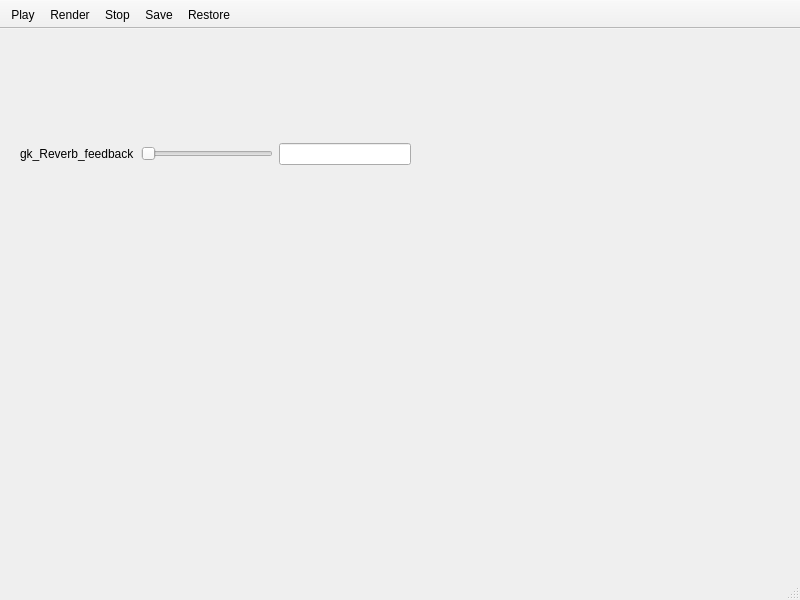
Qt form playpen/examples/sierpinski/sierpinski_csound_qt.ui (gogins/csound-extended) before a commit.
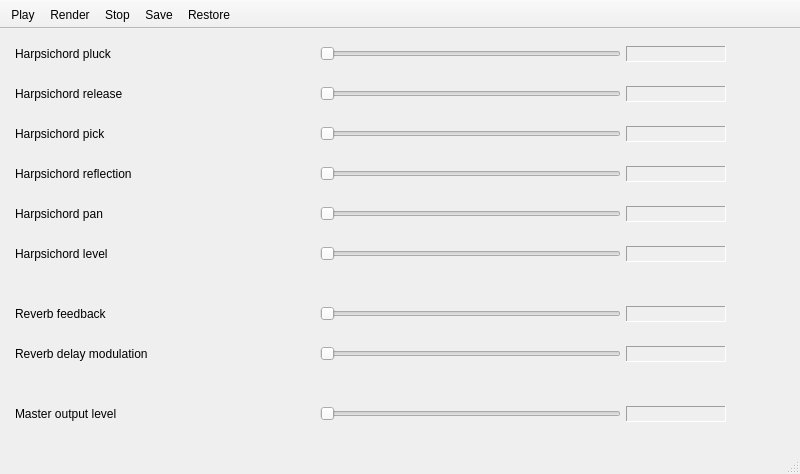
The same form after that commit.

Patch:
```diff
--- a/playpen/examples/sierpinski/sierpinski_csound_qt.ui
+++ b/playpen/examples/sierpinski/sierpinski_csound_qt.ui
@@ -7,7 +7,7 @@
     <x>0</x>
     <y>0</y>
     <width>800</width>
-    <height>600</height>
+    <height>474</height>
    </rect>
   </property>
   <property name="windowTitle">
@@ -17,13 +17,47 @@
    <widget class="QWidget" name="gridLayoutWidget">
     <property name="geometry">
      <rect>
-      <x>20</x>
-      <y>10</y>
-      <width>391</width>
-      <height>231</height>
+      <x>10</x>
+      <y>270</y>
+      <width>721</width>
+      <height>31</height>
      </rect>
     </property>
     <layout class="QGridLayout" name="gridLayout">
+     <property name="leftMargin">
+      <number>5</number>
+     </property>
+     <property name="topMargin">
+      <number>5</number>
+     </property>
+     <property name="rightMargin">
+      <number>5</number>
+     </property>
+     <property name="bottomMargin">
+      <number>5</number>
+     </property>
+     <property name="spacing">
+      <number>5</number>
+     </property>
+     <item row="0" column="2">
+      <widget class="QLabel" name="gk_Reverb_feedback_value">
+       <property name="minimumSize">
+        <size>
+         <width>100</width>
+         <height>0</height>
+        </size>
+       </property>
+       <property name="frameShape">
+        <enum>QFrame::Panel</enum>
+       </property>
+       <property name="frameShadow">
+        <enum>QFrame::Sunken</enum>
+       </property>
+       <property name="text">
+        <string/>
+       </property>
+      </widget>
+     </item>
      <item row="0" column="1">
       <widget class="QSlider" name="gk_Reverb_feedback">
        <property name="toolTip">
@@ -39,13 +73,592 @@
      </item>
      <item row="0" column="0">
       <widget class="QLabel" name="label">
+       <property name="minimumSize">
+        <size>
+         <width>300</width>
+         <height>0</height>
+        </size>
+       </property>
        <property name="text">
-        <string>gk_Reverb_feedback</string>
+        <string>Reverb feedback</string>
        </property>
       </widget>
      </item>
+    </layout>
+   </widget>
+   <widget class="QWidget" name="gridLayoutWidget_2">
+    <property name="geometry">
+     <rect>
+      <x>10</x>
+      <y>370</y>
+      <width>721</width>
+      <height>31</height>
+     </rect>
+    </property>
+    <layout class="QGridLayout" name="gridLayout_2">
+     <property name="leftMargin">
+      <number>5</number>
+     </property>
+     <property name="topMargin">
+      <number>5</number>
+     </property>
+     <property name="rightMargin">
+      <number>5</number>
+     </property>
+     <property name="bottomMargin">
+      <number>5</number>
+     </property>
+     <property name="spacing">
+      <number>5</number>
+     </property>
      <item row="0" column="2">
-      <widget class="QLineEdit" name="gk_Reverb_feedback_value"/>
+      <widget class="QLabel" name="gk_MasterOutput_level_value">
+       <property name="minimumSize">
+        <size>
+         <width>100</width>
+         <height>0</height>
+        </size>
+       </property>
+       <property name="frameShape">
+        <enum>QFrame::Panel</enum>
+       </property>
+       <property name="frameShadow">
+        <enum>QFrame::Sunken</enum>
+       </property>
+       <property name="text">
+        <string/>
+       </property>
+      </widget>
+     </item>
+     <item row="0" column="1">
+      <widget class="QSlider" name="gk_MasterOutput_level">
+       <property name="toolTip">
+        <string extracomment="csound"/>
+       </property>
+       <property name="maximum">
+        <number>100</number>
+       </property>
+       <property name="orientation">
+        <enum>Qt::Horizontal</enum>
+       </property>
+      </widget>
+     </item>
+     <item row="0" column="0">
+      <widget class="QLabel" name="label_2">
+       <property name="minimumSize">
+        <size>
+         <width>300</width>
+         <height>0</height>
+        </size>
+       </property>
+       <property name="text">
+        <string>Master output level</string>
+       </property>
+      </widget>
+     </item>
+    </layout>
+   </widget>
+   <widget class="QWidget" name="gridLayoutWidget_3">
+    <property name="geometry">
+     <rect>
+      <x>10</x>
+      <y>310</y>
+      <width>721</width>
+      <height>31</height>
+     </rect>
+    </property>
+    <layout class="QGridLayout" name="gridLayout_3">
+     <property name="leftMargin">
+      <number>5</number>
+     </property>
+     <property name="topMargin">
+      <number>5</number>
+     </property>
+     <property name="rightMargin">
+      <number>5</number>
+     </property>
+     <property name="bottomMargin">
+      <number>5</number>
+     </property>
+     <property name="spacing">
+      <number>5</number>
+     </property>
+     <item row="0" column="1">
+      <widget class="QSlider" name="gk_Reverb_delay_modulation">
+       <property name="toolTip">
+        <string extracomment="csound"/>
+       </property>
+       <property name="maximum">
+        <number>100</number>
+       </property>
+       <property name="orientation">
+        <enum>Qt::Horizontal</enum>
+       </property>
+      </widget>
+     </item>
+     <item row="0" column="2">
+      <widget class="QLabel" name="gk_Reverb_delay_modulation_value">
+       <property name="minimumSize">
+        <size>
+         <width>100</width>
+         <height>0</height>
+        </size>
+       </property>
+       <property name="frameShape">
+        <enum>QFrame::Panel</enum>
+       </property>
+       <property name="frameShadow">
+        <enum>QFrame::Sunken</enum>
+       </property>
+       <property name="text">
+        <string/>
+       </property>
+      </widget>
+     </item>
+     <item row="0" column="0">
+      <widget class="QLabel" name="label_3">
+       <property name="minimumSize">
+        <size>
+         <width>300</width>
+         <height>0</height>
+        </size>
+       </property>
+       <property name="text">
+        <string>Reverb delay modulation</string>
+       </property>
+      </widget>
+     </item>
+    </layout>
+   </widget>
+   <widget class="QWidget" name="gridLayoutWidget_4">
+    <property name="geometry">
+     <rect>
+      <x>10</x>
+      <y>10</y>
+      <width>721</width>
+      <height>31</height>
+     </rect>
+    </property>
+    <layout class="QGridLayout" name="gridLayout_4">
+     <property name="leftMargin">
+      <number>5</number>
+     </property>
+     <property name="topMargin">
+      <number>5</number>
+     </property>
+     <property name="rightMargin">
+      <number>5</number>
+     </property>
+     <property name="bottomMargin">
+      <number>5</number>
+     </property>
+     <property name="spacing">
+      <number>5</number>
+     </property>
+     <item row="0" column="2">
+      <widget class="QLabel" name="gk_Harpsichord_pluck_value">
+       <property name="minimumSize">
+        <size>
+         <width>100</width>
+         <height>0</height>
+        </size>
+       </property>
+       <property name="frameShape">
+        <enum>QFrame::Panel</enum>
+       </property>
+       <property name="frameShadow">
+        <enum>QFrame::Sunken</enum>
+       </property>
+       <property name="text">
+        <string/>
+       </property>
+      </widget>
+     </item>
+     <item row="0" column="1">
+      <widget class="QSlider" name="gk_Harpsichord_pluck">
+       <property name="toolTip">
+        <string extracomment="csound"/>
+       </property>
+       <property name="maximum">
+        <number>100</number>
+       </property>
+       <property name="orientation">
+        <enum>Qt::Horizontal</enum>
+       </property>
+      </widget>
+     </item>
+     <item row="0" column="0">
+      <widget class="QLabel" name="label_4">
+       <property name="minimumSize">
+        <size>
+         <width>300</width>
+         <height>0</height>
+        </size>
+       </property>
+       <property name="text">
+        <string>Harpsichord pluck</string>
+       </property>
+      </widget>
+     </item>
+    </layout>
+   </widget>
+   <widget class="QWidget" name="gridLayoutWidget_5">
+    <property name="geometry">
+     <rect>
+      <x>10</x>
+      <y>50</y>
+      <width>721</width>
+      <height>31</height>
+     </rect>
+    </property>
+    <layout class="QGridLayout" name="gridLayout_5">
+     <property name="leftMargin">
+      <number>5</number>
+     </property>
+     <property name="topMargin">
+      <number>5</number>
+     </property>
+     <property name="rightMargin">
+      <number>5</number>
+     </property>
+     <property name="bottomMargin">
+      <number>5</number>
+     </property>
+     <property name="spacing">
+      <number>5</number>
+     </property>
+     <item row="0" column="1">
+      <widget class="QSlider" name="gk_Harpsichord_release">
+       <property name="toolTip">
+        <string extracomment="csound"/>
+       </property>
+       <property name="maximum">
+        <number>100</number>
+       </property>
+       <property name="orientation">
+        <enum>Qt::Horizontal</enum>
+       </property>
+      </widget>
+     </item>
+     <item row="0" column="2">
+      <widget class="QLabel" name="gk_Harpsichord_release_value">
+       <property name="minimumSize">
+        <size>
+         <width>100</width>
+         <height>0</height>
+        </size>
+       </property>
+       <property name="frameShape">
+        <enum>QFrame::Panel</enum>
+       </property>
+       <property name="frameShadow">
+        <enum>QFrame::Sunken</enum>
+       </property>
+       <property name="text">
+        <string/>
+       </property>
+      </widget>
+     </item>
+     <item row="0" column="0">
+      <widget class="QLabel" name="label_5">
+       <property name="minimumSize">
+        <size>
+         <width>300</width>
+         <height>0</height>
+        </size>
+       </property>
+       <property name="text">
+        <string>Harpsichord release</string>
+       </property>
+      </widget>
+     </item>
+    </layout>
+   </widget>
+   <widget class="QWidget" name="gridLayoutWidget_6">
+    <property name="geometry">
+     <rect>
+      <x>10</x>
+      <y>170</y>
+      <width>721</width>
+      <height>31</height>
+     </rect>
+    </property>
+    <layout class="QGridLayout" name="gridLayout_6">
+     <property name="leftMargin">
+      <number>5</number>
+     </property>
+     <property name="topMargin">
+      <number>5</number>
+     </property>
+     <property name="rightMargin">
+      <number>5</number>
+     </property>
+     <property name="bottomMargin">
+      <number>5</number>
+     </property>
+     <property name="spacing">
+      <number>5</number>
+     </property>
+     <item row="0" column="2">
+      <widget class="QLabel" name="gk_Harpsichord_pan_value">
+       <property name="minimumSize">
+        <size>
+         <width>100</width>
+         <height>0</height>
+        </size>
+       </property>
+       <property name="frameShape">
+        <enum>QFrame::Panel</enum>
+       </property>
+       <property name="frameShadow">
+        <enum>QFrame::Sunken</enum>
+       </property>
+       <property name="text">
+        <string/>
+       </property>
+      </widget>
+     </item>
+     <item row="0" column="1">
+      <widget class="QSlider" name="gk_Harpsichord_pan">
+       <property name="toolTip">
+        <string extracomment="csound"/>
+       </property>
+       <property name="maximum">
+        <number>100</number>
+       </property>
+       <property name="orientation">
+        <enum>Qt::Horizontal</enum>
+       </property>
+      </widget>
+     </item>
+     <item row="0" column="0">
+      <widget class="QLabel" name="label_6">
+       <property name="minimumSize">
+        <size>
+         <width>300</width>
+         <height>0</height>
+        </size>
+       </property>
+       <property name="text">
+        <string>Harpsichord pan</string>
+       </property>
+      </widget>
+     </item>
+    </layout>
+   </widget>
+   <widget class="QWidget" name="gridLayoutWidget_7">
+    <property name="geometry">
+     <rect>
+      <x>10</x>
+      <y>210</y>
+      <width>721</width>
+      <height>31</height>
+     </rect>
+    </property>
+    <layout class="QGridLayout" name="gridLayout_7">
+     <property name="leftMargin">
+      <number>5</number>
+     </property>
+     <property name="topMargin">
+      <number>5</number>
+     </property>
+     <property name="rightMargin">
+      <number>5</number>
+     </property>
+     <property name="bottomMargin">
+      <number>5</number>
+     </property>
+     <property name="spacing">
+      <number>5</number>
+     </property>
+     <item row="0" column="1">
+      <widget class="QSlider" name="gk_Harpsichord_level">
+       <property name="toolTip">
+        <string extracomment="csound"/>
+       </property>
+       <property name="maximum">
+        <number>100</number>
+       </property>
+       <property name="orientation">
+        <enum>Qt::Horizontal</enum>
+       </property>
+      </widget>
+     </item>
+     <item row="0" column="2">
+      <widget class="QLabel" name="gk_Harpsichord_level_value">
+       <property name="minimumSize">
+        <size>
+         <width>100</width>
+         <height>0</height>
+        </size>
+       </property>
+       <property name="frameShape">
+        <enum>QFrame::Panel</enum>
+       </property>
+       <property name="frameShadow">
+        <enum>QFrame::Sunken</enum>
+       </property>
+       <property name="text">
+        <string/>
+       </property>
+      </widget>
+     </item>
+     <item row="0" column="0">
+      <widget class="QLabel" name="label_7">
+       <property name="minimumSize">
+        <size>
+         <width>300</width>
+         <height>0</height>
+        </size>
+       </property>
+       <property name="text">
+        <string>Harpsichord level</string>
+       </property>
+      </widget>
+     </item>
+    </layout>
+   </widget>
+   <widget class="QWidget" name="gridLayoutWidget_8">
+    <property name="geometry">
+     <rect>
+      <x>10</x>
+      <y>90</y>
+      <width>721</width>
+      <height>31</height>
+     </rect>
+    </property>
+    <layout class="QGridLayout" name="gridLayout_8">
+     <property name="leftMargin">
+      <number>5</number>
+     </property>
+     <property name="topMargin">
+      <number>5</number>
+     </property>
+     <property name="rightMargin">
+      <number>5</number>
+     </property>
+     <property name="bottomMargin">
+      <number>5</number>
+     </property>
+     <property name="spacing">
+      <number>5</number>
+     </property>
+     <item row="0" column="2">
+      <widget class="QLabel" name="gk_Harpsichord_pick_value">
+       <property name="minimumSize">
+        <size>
+         <width>100</width>
+         <height>0</height>
+        </size>
+       </property>
+       <property name="frameShape">
+        <enum>QFrame::Panel</enum>
+       </property>
+       <property name="frameShadow">
+        <enum>QFrame::Sunken</enum>
+       </property>
+       <property name="text">
+        <string/>
+       </property>
+      </widget>
+     </item>
+     <item row="0" column="1">
+      <widget class="QSlider" name="gk_Harpsichord_pick">
+       <property name="toolTip">
+        <string extracomment="csound"/>
+       </property>
+       <property name="maximum">
+        <number>100</number>
+       </property>
+       <property name="orientation">
+        <enum>Qt::Horizontal</enum>
+       </property>
+      </widget>
+     </item>
+     <item row="0" column="0">
+      <widget class="QLabel" name="label_8">
+       <property name="minimumSize">
+        <size>
+         <width>300</width>
+         <height>0</height>
+        </size>
+       </property>
+       <property name="text">
+        <string>Harpsichord pick</string>
+       </property>
+      </widget>
+     </item>
+    </layout>
+   </widget>
+   <widget class="QWidget" name="gridLayoutWidget_9">
+    <property name="geometry">
+     <rect>
+      <x>10</x>
+      <y>130</y>
+      <width>721</width>
+      <height>31</height>
+     </rect>
+    </property>
+    <layout class="QGridLayout" name="gridLayout_9">
+     <property name="leftMargin">
+      <number>5</number>
+     </property>
+     <property name="topMargin">
+      <number>5</number>
+     </property>
+     <property name="rightMargin">
+      <number>5</number>
+     </property>
+     <property name="bottomMargin">
+      <number>5</number>
+     </property>
+     <property name="spacing">
+      <number>5</number>
+     </property>
+     <item row="0" column="1">
+      <widget class="QSlider" name="gk_Harpsichord_reflection">
+       <property name="toolTip">
+        <string extracomment="csound"/>
+       </property>
+       <property name="maximum">
+        <number>100</number>
+       </property>
+       <property name="orientation">
+        <enum>Qt::Horizontal</enum>
+       </property>
+      </widget>
+     </item>
+     <item row="0" column="2">
+      <widget class="QLabel" name="gk_Harpsichord_reflection_value">
+       <property name="minimumSize">
+        <size>
+         <width>100</width>
+         <height>0</height>
+        </size>
+       </property>
+       <property name="frameShape">
+        <enum>QFrame::Panel</enum>
+       </property>
+       <property name="frameShadow">
+        <enum>QFrame::Sunken</enum>
+       </property>
+       <property name="text">
+        <string/>
+       </property>
+      </widget>
+     </item>
+     <item row="0" column="0">
+      <widget class="QLabel" name="label_9">
+       <property name="minimumSize">
+        <size>
+         <width>300</width>
+         <height>0</height>
+        </size>
+       </property>
+       <property name="text">
+        <string>Harpsichord reflection</string>
+       </property>
+      </widget>
      </item>
     </layout>
    </widget>
```
Left out of the diff: 147 changed lines with no effect on the pictures.
